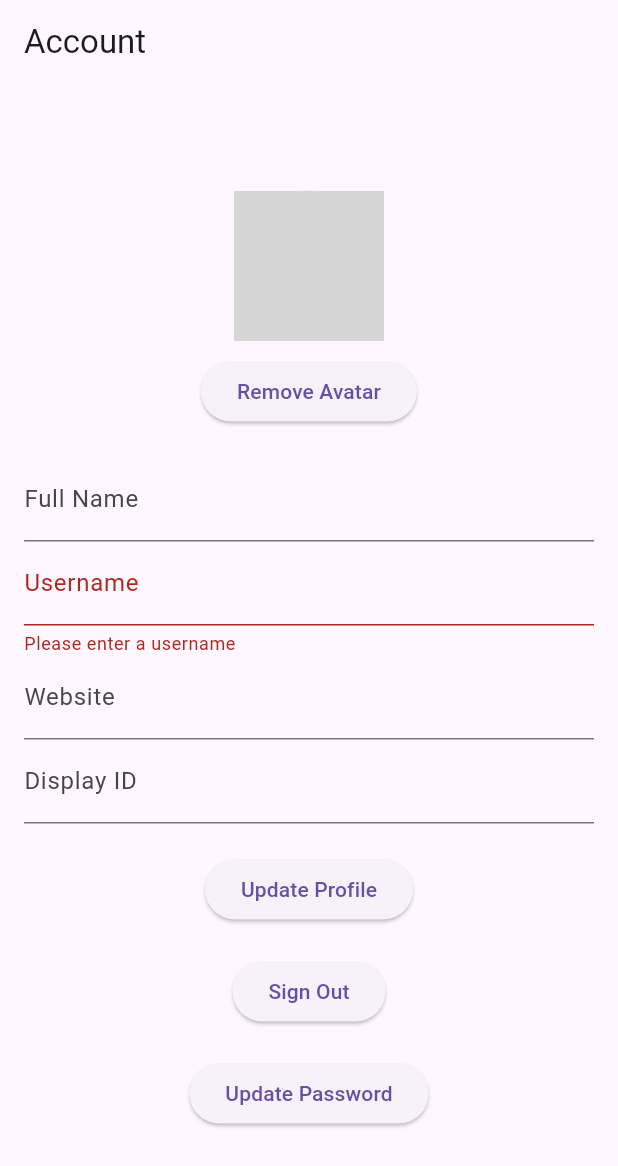
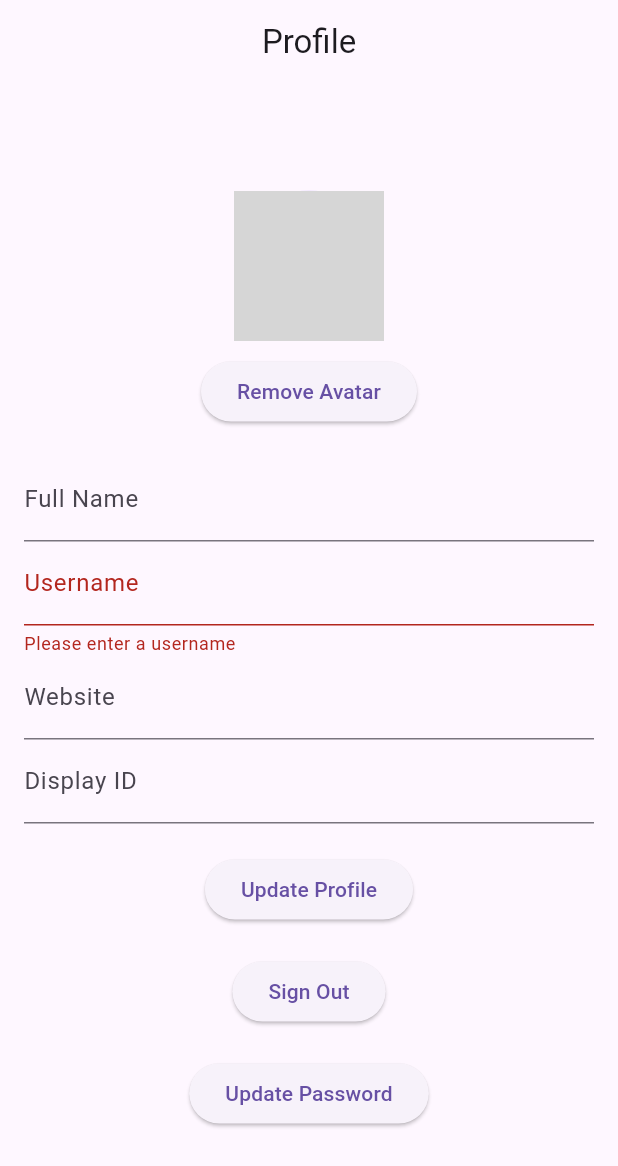
Before and after one commit to sollymate/sollylabs_discover, a Flutter app: the UserPage screen opened by its route, after a tap on "Update Profile", on a phone screen of 412 x 824 dp. Shown: the top 1166 px of the screen. Run offline on Flutter 3.47's test engine with Material 3 defaults, Android fonts, the phone set to English and light mode, and no system bars; our stand-ins replace go_router, image_picker, supabase_flutter; accounts and stored records are empty; network calls fail; grey boxes are pictures that could not be loaded.

Commit message:
Added loader to profile

```diff
--- a/lib/src/features/profile/views/user_page.dart
+++ b/lib/src/features/profile/views/user_page.dart
@@ -17,6 +17,8 @@ class UserPage extends StatefulWidget {
 }
 
 class _UserPageState extends State<UserPage> {
+  bool _isLoadingProfile = true; // New state to track loading status
+
   bool _isSigningOut = false;
   UserProfile? _userProfile;
   final _formKey = GlobalKey<FormState>();
@@ -45,6 +47,9 @@ class _UserPageState extends State<UserPage> {
   Future<void> _loadUserProfile() async {
     final database = Provider.of<AppServices>(context, listen: false);
     try {
+      setState(() {
+        _isLoadingProfile = true; // Start loading
+      });
       final profile = await database.userService.getProfile();
       if (profile != null && mounted) {
         setState(() {
@@ -58,6 +63,12 @@ class _UserPageState extends State<UserPage> {
     } catch (e) {
       debugPrint('Error loading user profile: $e');
       if (mounted) ScaffoldMessenger.of(context).showSnackBar(SnackBar(content: Text('Error loading profile: $e'), backgroundColor: Colors.red));
+    } finally {
+      if (mounted) {
+        setState(() {
+          _isLoadingProfile = false; // Stop loading
+        });
+      }
     }
   }
 
@@ -168,10 +179,13 @@ class _UserPageState extends State<UserPage> {
   Widget build(BuildContext context) {
     return Scaffold(
       appBar: AppBar(
-        title: const Text('Account'),
+        title: const Text('Profile'),
+        centerTitle: true,
       ),
       body: Center(
-        child: SingleChildScrollView(
+        child: _isLoadingProfile
+            ? const CircularProgressIndicator() // Show loader while fetching profile
+            : SingleChildScrollView(
                 child: Padding(
                   padding: const EdgeInsets.all(16.0),
                   child: Form(
```
Lines whose indentation alone changed are shown as unchanged.
